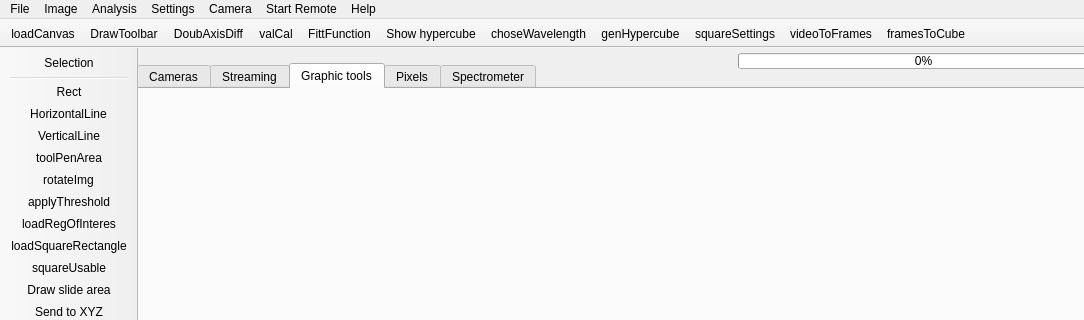
Above: mainwindow.ui from JairoSalazarV/QtHypCam before the change; both pictures show x 0 to 1084 and y 0 to 320 of the 1084 by 698 pixel window. Below: the same form after it.
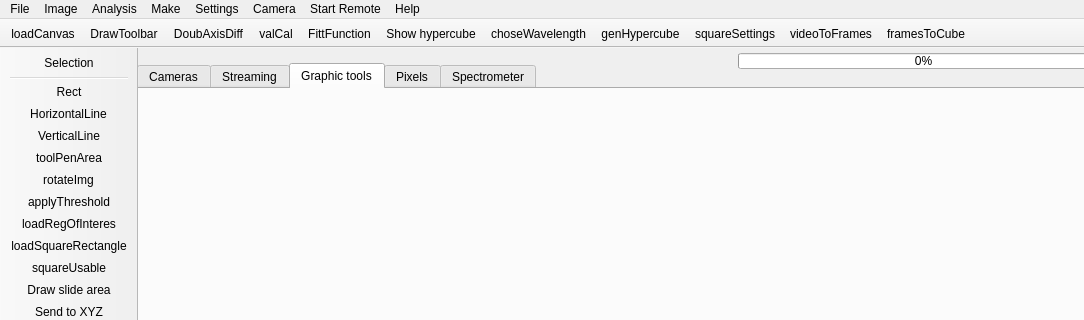
That is the form after the change. The open tabs and pages were chosen to show the change. Icons and pictures are not drawn.

Diff of the .ui file:
```diff
--- a/mainwindow.ui
+++ b/mainwindow.ui
@@ -1500,9 +1500,16 @@
     <addaction name="actionAbout_this"/>
     <addaction name="actionTechnical_Support"/>
    </widget>
+   <widget class="QMenu" name="menuMake">
+    <property name="title">
+     <string>Make</string>
+    </property>
+    <addaction name="actionLinear_Regression"/>
+   </widget>
    <addaction name="menuFile"/>
    <addaction name="menuImage"/>
    <addaction name="menuAnalysis"/>
+   <addaction name="menuMake"/>
    <addaction name="menuSettings"/>
    <addaction name="menuCamera"/>
    <addaction name="menuStart"/>
```
Left out of the diff: 19 changed lines with no effect on the pictures.
